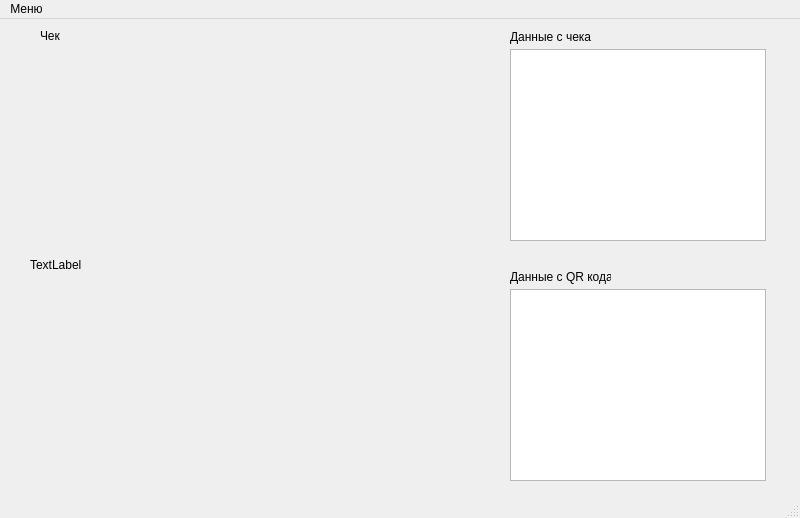
First picture: the form in design/recognition.ui, repository Mostalk/Wywa, before the edit.
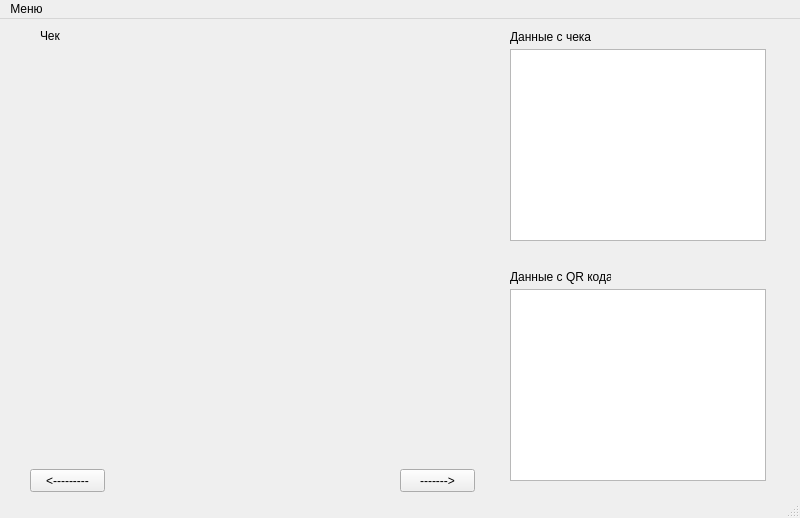
Second picture: the form after the edit.

```diff
--- a/design/recognition.ui
+++ b/design/recognition.ui
@@ -83,7 +83,36 @@
      </rect>
     </property>
     <property name="text">
-     <string>TextLabel</string>
+     <string/>
+    </property>
+    <property name="scaledContents">
+     <bool>true</bool>
+    </property>
+   </widget>
+   <widget class="QPushButton" name="n">
+    <property name="geometry">
+     <rect>
+      <x>400</x>
+      <y>450</y>
+      <width>75</width>
+      <height>23</height>
+     </rect>
+    </property>
+    <property name="text">
+     <string>-------&gt;</string>
+    </property>
+   </widget>
+   <widget class="QPushButton" name="b">
+    <property name="geometry">
+     <rect>
+      <x>30</x>
+      <y>450</y>
+      <width>75</width>
+      <height>23</height>
+     </rect>
+    </property>
+    <property name="text">
+     <string>&lt;---------</string>
     </property>
    </widget>
   </widget>
```
